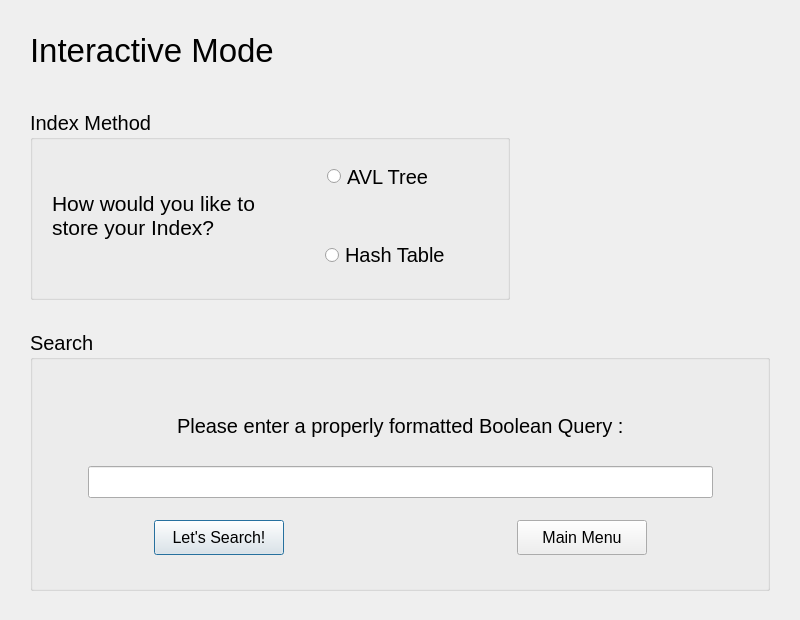
This is FinalProject/FinalProgram/interactive.ui in luisegarduno/JSON_SearchEngine as Qt 5 draws it before an edit. The edited form follows.
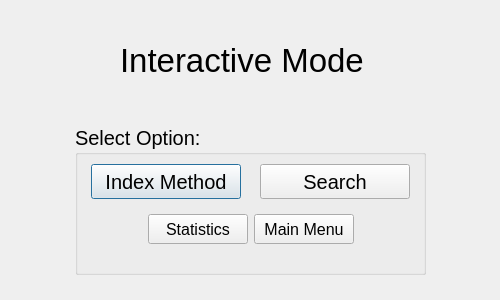
This is the edited form.

Patch:
```diff
--- a/FinalProject/FinalProgram/interactive.ui
+++ b/FinalProject/FinalProgram/interactive.ui
@@ -6,20 +6,20 @@
    <rect>
     <x>0</x>
     <y>0</y>
-    <width>800</width>
-    <height>620</height>
+    <width>500</width>
+    <height>300</height>
    </rect>
   </property>
   <property name="minimumSize">
    <size>
-    <width>800</width>
-    <height>620</height>
+    <width>500</width>
+    <height>300</height>
    </size>
   </property>
   <property name="maximumSize">
    <size>
-    <width>800</width>
-    <height>690</height>
+    <width>500</width>
+    <height>300</height>
    </size>
   </property>
   <property name="windowTitle">
@@ -28,8 +28,8 @@
   <widget class="QLabel" name="Interactive_Label">
    <property name="geometry">
     <rect>
-     <x>30</x>
-     <y>10</y>
+     <x>120</x>
+     <y>20</y>
      <width>350</width>
      <height>80</height>
     </rect>
@@ -58,10 +58,10 @@
   <widget class="QGroupBox" name="IndexMethod_Box">
    <property name="geometry">
     <rect>
-     <x>30</x>
-     <y>110</y>
-     <width>480</width>
-     <height>190</height>
+     <x>75</x>
+     <y>125</y>
+     <width>351</width>
+     <height>150</height>
     </rect>
    </property>
    <property name="font">
@@ -70,236 +70,157 @@
     </font>
    </property>
    <property name="title">
-    <string>Index Method</string>
+    <string>Select Option: </string>
    </property>
    <widget class="QWidget" name="horizontalLayoutWidget">
     <property name="geometry">
      <rect>
       <x>10</x>
       <y>30</y>
-      <width>461</width>
-      <height>151</height>
+      <width>331</width>
+      <height>111</height>
      </rect>
     </property>
-    <layout class="QHBoxLayout" name="horizontalLayout">
+    <layout class="QVBoxLayout" name="verticalLayout_10">
      <item>
-      <layout class="QHBoxLayout" name="horizontalLayout_2">
+      <layout class="QVBoxLayout" name="verticalLayout_11">
        <item>
-        <layout class="QHBoxLayout" name="horizontalLayout_3">
-         <item alignment="Qt::AlignHCenter|Qt::AlignVCenter">
-          <widget class="QLabel" name="IndexMethod_Label">
-           <property name="font">
-            <font>
-             <pointsize>16</pointsize>
-            </font>
-           </property>
-           <property name="text">
-            <string>How would you like to store your Index?</string>
-           </property>
-           <property name="alignment">
-            <set>Qt::AlignLeading|Qt::AlignLeft|Qt::AlignVCenter</set>
-           </property>
-           <property name="wordWrap">
-            <bool>true</bool>
-           </property>
-          </widget>
-         </item>
-        </layout>
-       </item>
-      </layout>
-     </item>
-     <item>
-      <layout class="QHBoxLayout" name="horizontalLayout_4">
-       <item>
-        <layout class="QVBoxLayout" name="verticalLayout_2">
+        <layout class="QHBoxLayout" name="horizontalLayout_13">
          <item>
-          <layout class="QVBoxLayout" name="verticalLayout_3">
-           <item>
-            <layout class="QVBoxLayout" name="verticalLayout_5">
-             <item alignment="Qt::AlignHCenter|Qt::AlignVCenter">
-              <widget class="QRadioButton" name="AVLTree_Button">
-               <property name="minimumSize">
-                <size>
-                 <width>120</width>
-                 <height>29</height>
-                </size>
-               </property>
-               <property name="maximumSize">
-                <size>
-                 <width>120</width>
-                 <height>29</height>
-                </size>
-               </property>
-               <property name="font">
-                <font>
-                 <pointsize>15</pointsize>
-                </font>
-               </property>
-               <property name="text">
-                <string>AVL Tree   </string>
-               </property>
-              </widget>
-             </item>
-            </layout>
-           </item>
-           <item>
-            <layout class="QVBoxLayout" name="verticalLayout_4">
-             <item alignment="Qt::AlignHCenter|Qt::AlignVCenter">
-              <widget class="QRadioButton" name="HashTable_Button">
-               <property name="minimumSize">
-                <size>
-                 <width>124</width>
-                 <height>29</height>
-                </size>
-               </property>
-               <property name="maximumSize">
-                <size>
-                 <width>124</width>
-                 <height>16777215</height>
-                </size>
-               </property>
-               <property name="font">
-                <font>
-                 <pointsize>15</pointsize>
-                </font>
-               </property>
-               <property name="text">
-                <string>Hash Table</string>
-               </property>
-              </widget>
-             </item>
-            </layout>
+          <layout class="QHBoxLayout" name="horizontalLayout_15">
+           <item alignment="Qt::AlignHCenter|Qt::AlignVCenter">
+            <widget class="QPushButton" name="IndexMethod_Button">
+             <property name="minimumSize">
+              <size>
+               <width>150</width>
+               <height>35</height>
+              </size>
+             </property>
+             <property name="maximumSize">
+              <size>
+               <width>150</width>
+               <height>35</height>
+              </size>
+             </property>
+             <property name="font">
+              <font>
+               <pointsize>15</pointsize>
+              </font>
+             </property>
+             <property name="text">
+              <string>Index Method</string>
+             </property>
+            </widget>
            </item>
           </layout>
          </item>
-        </layout>
-       </item>
-      </layout>
-     </item>
-    </layout>
-   </widget>
-  </widget>
-  <widget class="QGroupBox" name="SearchBox">
-   <property name="geometry">
-    <rect>
-     <x>30</x>
-     <y>330</y>
-     <width>740</width>
-     <height>261</height>
-    </rect>
-   </property>
-   <property name="minimumSize">
-    <size>
-     <width>740</width>
-     <height>250</height>
-    </size>
-   </property>
-   <property name="maximumSize">
-    <size>
-     <width>740</width>
-     <height>330</height>
-    </size>
-   </property>
-   <property name="font">
-    <font>
-     <pointsize>15</pointsize>
-    </font>
-   </property>
-   <property name="title">
-    <string>Search</string>
-   </property>
-   <widget class="QWidget" name="verticalLayoutWidget">
-    <property name="geometry">
-     <rect>
-      <x>10</x>
-      <y>30</y>
-      <width>721</width>
-      <height>161</height>
-     </rect>
-    </property>
-    <layout class="QVBoxLayout" name="verticalLayout">
-     <item>
-      <layout class="QVBoxLayout" name="verticalLayout_6">
-       <item alignment="Qt::AlignHCenter|Qt::AlignBottom">
-        <widget class="QLabel" name="SearchQuery_Label">
-         <property name="text">
-          <string>Please enter a properly formatted Boolean Query :</string>
-         </property>
-        </widget>
-       </item>
-      </layout>
-     </item>
-     <item>
-      <layout class="QHBoxLayout" name="horizontalLayout_5">
-       <item alignment="Qt::AlignHCenter|Qt::AlignVCenter">
-        <widget class="QLineEdit" name="SearchQuery_Line">
-         <property name="minimumSize">
-          <size>
-           <width>625</width>
-           <height>0</height>
-          </size>
-         </property>
-        </widget>
-       </item>
-      </layout>
-     </item>
-    </layout>
-   </widget>
-   <widget class="QWidget" name="horizontalLayoutWidget_6">
-    <property name="geometry">
-     <rect>
-      <x>10</x>
-      <y>190</y>
-      <width>721</width>
-      <height>61</height>
-     </rect>
-    </property>
-    <layout class="QHBoxLayout" name="horizontalLayout_6">
-     <item>
-      <layout class="QVBoxLayout" name="verticalLayout_7">
-       <item>
-        <layout class="QHBoxLayout" name="horizontalLayout_7">
          <item>
-          <layout class="QHBoxLayout" name="horizontalLayout_10">
-           <item alignment="Qt::AlignHCenter|Qt::AlignTop">
+          <layout class="QHBoxLayout" name="horizontalLayout_14">
+           <item alignment="Qt::AlignHCenter|Qt::AlignVCenter">
             <widget class="QPushButton" name="Search_Button">
              <property name="minimumSize">
               <size>
-               <width>130</width>
+               <width>150</width>
+               <height>35</height>
+              </size>
+             </property>
+             <property name="maximumSize">
+              <size>
+               <width>150</width>
                <height>35</height>
               </size>
              </property>
              <property name="font">
               <font>
-               <pointsize>12</pointsize>
+               <pointsize>15</pointsize>
               </font>
              </property>
              <property name="text">
-              <string>Let's Search!</string>
+              <string>Search</string>
              </property>
             </widget>
            </item>
           </layout>
          </item>
+        </layout>
+       </item>
+      </layout>
+     </item>
+     <item>
+      <layout class="QVBoxLayout" name="verticalLayout_12">
+       <item>
+        <layout class="QVBoxLayout" name="verticalLayout_14">
          <item>
-          <layout class="QHBoxLayout" name="horizontalLayout_9">
-           <item alignment="Qt::AlignHCenter|Qt::AlignTop">
-            <widget class="QPushButton" name="MainMenu_Button">
-             <property name="minimumSize">
-              <size>
-               <width>130</width>
-               <height>35</height>
-              </size>
-             </property>
-             <property name="font">
-              <font>
-               <pointsize>12</pointsize>
-              </font>
-             </property>
-             <property name="text">
-              <string>Main Menu</string>
-             </property>
-            </widget>
+          <layout class="QVBoxLayout" name="verticalLayout_18">
+           <item>
+            <layout class="QVBoxLayout" name="verticalLayout_20">
+             <item>
+              <layout class="QHBoxLayout" name="horizontalLayout_17">
+               <item>
+                <layout class="QHBoxLayout" name="horizontalLayout_19">
+                 <item alignment="Qt::AlignRight|Qt::AlignTop">
+                  <widget class="QPushButton" name="Statistics">
+                   <property name="minimumSize">
+                    <size>
+                     <width>100</width>
+                     <height>30</height>
+                    </size>
+                   </property>
+                   <property name="maximumSize">
+                    <size>
+                     <width>100</width>
+                     <height>30</height>
+                    </size>
+                   </property>
+                   <property name="font">
+                    <font>
+                     <pointsize>12</pointsize>
+                    </font>
+                   </property>
+                   <property name="text">
+                    <string>Statistics</string>
+                   </property>
+                  </widget>
+                 </item>
+                </layout>
+               </item>
+               <item>
+                <layout class="QHBoxLayout" name="horizontalLayout_20"/>
+               </item>
+               <item>
+                <layout class="QHBoxLayout" name="horizontalLayout_18">
+                 <item alignment="Qt::AlignLeft|Qt::AlignTop">
+                  <widget class="QPushButton" name="MainMenu_Button">
+                   <property name="minimumSize">
+                    <size>
+                     <width>100</width>
+                     <height>30</height>
+                    </size>
+                   </property>
+                   <property name="maximumSize">
+                    <size>
+                     <width>100</width>
+                     <height>30</height>
+                    </size>
+                   </property>
+                   <property name="font">
+                    <font>
+                     <pointsize>12</pointsize>
+                    </font>
+                   </property>
+                   <property name="text">
+                    <string>Main Menu</string>
+                   </property>
+                  </widget>
+                 </item>
+                </layout>
+               </item>
+              </layout>
+             </item>
+            </layout>
+           </item>
+           <item>
+            <layout class="QVBoxLayout" name="verticalLayout_19"/>
            </item>
           </layout>
          </item>
```
Left out of the diff: 4 changed lines with no effect on the pictures.
